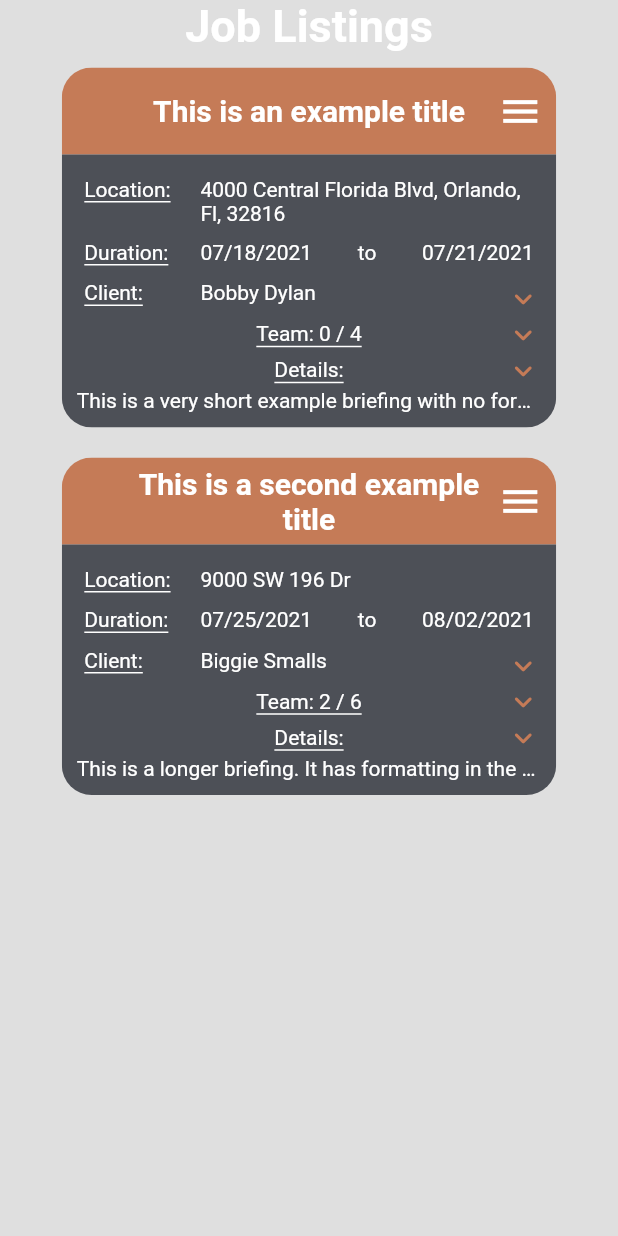
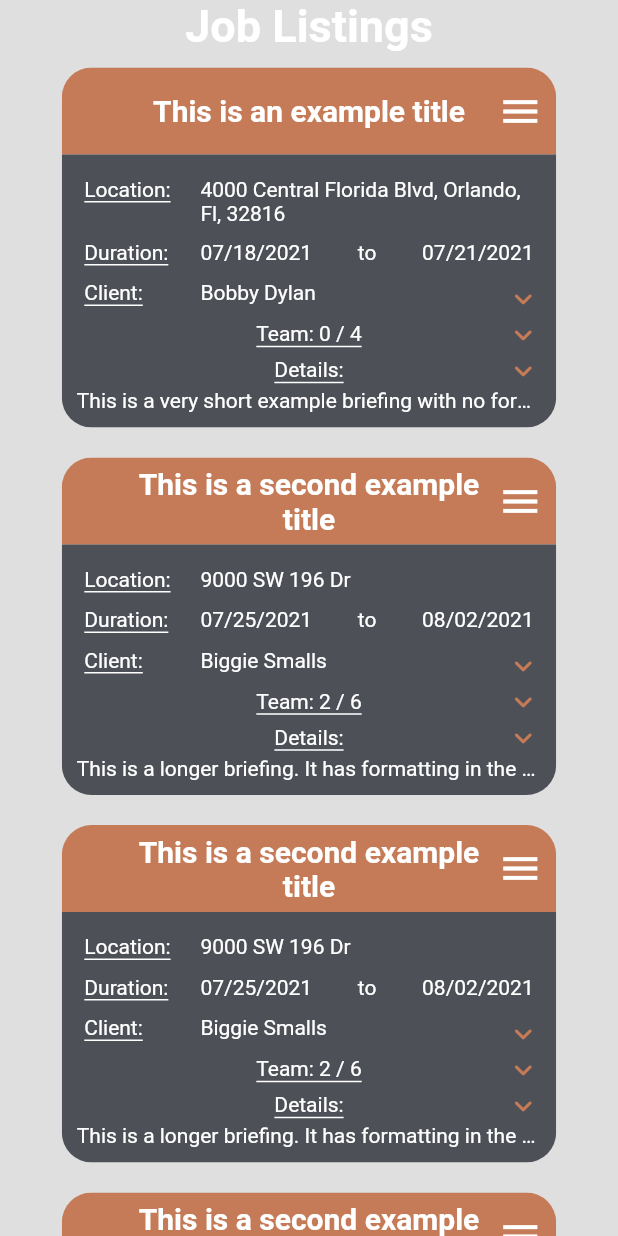
Before and after one commit to cgprats/COP4331-SchedulingManager, a Flutter app: the screen it shows after launch, on a phone screen of 412 x 824 dp. Run offline on Flutter 3.47's test engine with Material 2 defaults, Android fonts, the phone set to English and light mode, and no system bars; accounts and stored records are empty.

Commit message:
Minor Updates

```diff
--- a/mobile/lib/screens/job_listings_screen.dart
+++ b/mobile/lib/screens/job_listings_screen.dart
@@ -81,6 +81,68 @@ class _JobListingsScreenState extends State<JobListingsScreen> {
                     'Definitely going to need word wrap to make this look nice, because ho boy '
                     'just look how long its getting',
               ),
+              JobCard(
+                width: _size.width * 0.8,
+                title: 'This is a second example title',
+                address: '9000 SW 196 Dr',
+                startDate: DateTime(2021, 7, 25),
+                endDate: DateTime(2021, 8, 2),
+                clientInfo: {
+                  'firstName': 'Biggie',
+                  'lastName': 'Smalls',
+                  'email': 'biggieDaGoat@hotmail.com',
+                  'phone': '305-804-0523',
+                },
+                maxWorkers: 6,
+                workers: <Map<String, String>>[
+                  {
+                    'firstName': 'Sean',
+                    'lastName': 'Bennett',
+                    'email': 'seanmbmiami@gmail.com',
+                    'phone': '305-519-8560',
+                  },
+                  {
+                    'firstName': 'Trish',
+                    'lastName': 'Nigrelli',
+                    'email': 'kmbmiami@gmail.com',
+                    'phone': '786-367-6792',
+                  },
+                ],
+                details: 'This is a longer briefing. It has formatting in the form of this list. '
+                    'Definitely going to need word wrap to make this look nice, because ho boy '
+                    'just look how long its getting',
+              ),
+              JobCard(
+                width: _size.width * 0.8,
+                title: 'This is a second example title',
+                address: '9000 SW 196 Dr',
+                startDate: DateTime(2021, 7, 25),
+                endDate: DateTime(2021, 8, 2),
+                clientInfo: {
+                  'firstName': 'Biggie',
+                  'lastName': 'Smalls',
+                  'email': 'biggieDaGoat@hotmail.com',
+                  'phone': '305-804-0523',
+                },
+                maxWorkers: 6,
+                workers: <Map<String, String>>[
+                  {
+                    'firstName': 'Sean',
+                    'lastName': 'Bennett',
+                    'email': 'seanmbmiami@gmail.com',
+                    'phone': '305-519-8560',
+                  },
+                  {
+                    'firstName': 'Trish',
+                    'lastName': 'Nigrelli',
+                    'email': 'kmbmiami@gmail.com',
+                    'phone': '786-367-6792',
+                  },
+                ],
+                details: 'This is a longer briefing. It has formatting in the form of this list. '
+                    'Definitely going to need word wrap to make this look nice, because ho boy '
+                    'just look how long its getting',
+              ),
             ],
           ),
         ),
--- a/mobile/lib/screens/login_screen.dart
+++ b/mobile/lib/screens/login_screen.dart
@@ -148,6 +148,7 @@ class _MainPageState extends State<_MainPage> {
         () {
           _errorMessage = jsonObj['error'];
           if (_errorMessage.startsWith('Success: ')) {
+            print('login successful!');
             _errorMessage = '';
             GlobalData.firstName = jsonObj['firstName'];
             GlobalData.lastName = jsonObj['lastName'];
--- a/mobile/lib/screens/sign_up_screen.dart
+++ b/mobile/lib/screens/sign_up_screen.dart
@@ -285,6 +285,7 @@ class _SignUpFormState extends State<_SignUpForm> {
     } else {
       setState(
         () {
+          print('register successful!');
           _errorMessage =
               jsonObj['error'].startsWith('Success: ') ? '' : jsonObj['error'];
         },
```
